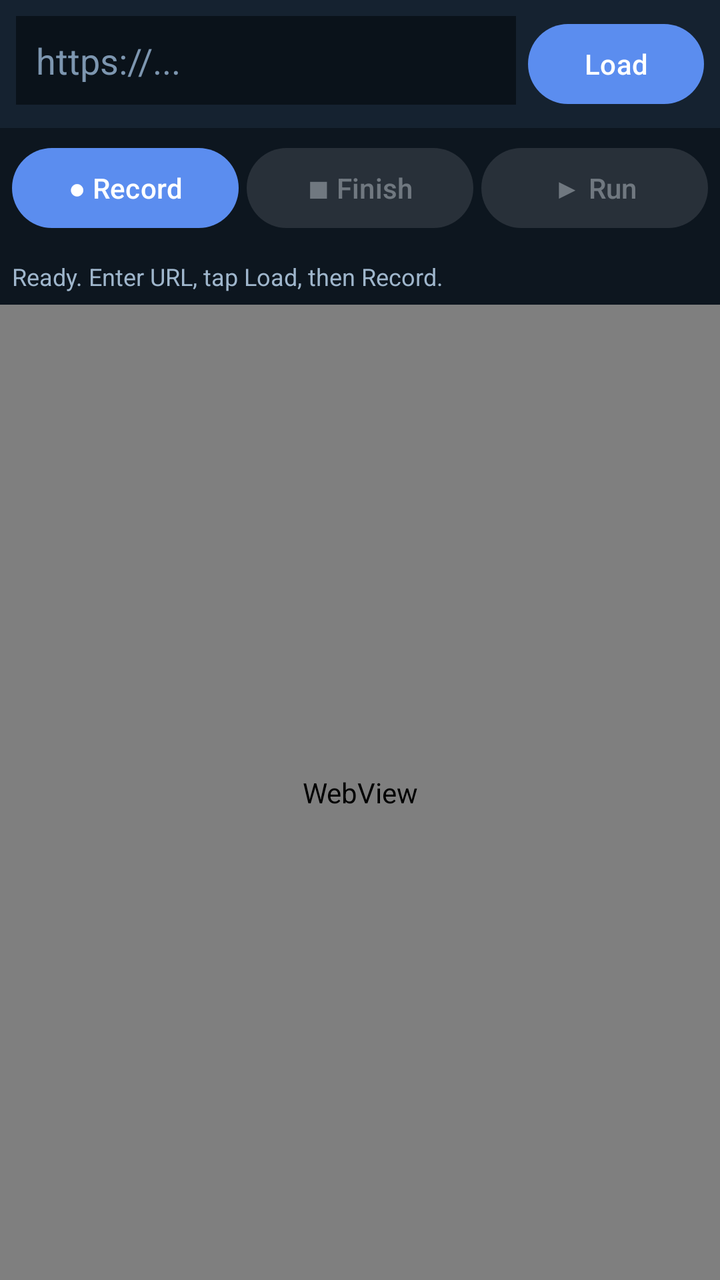
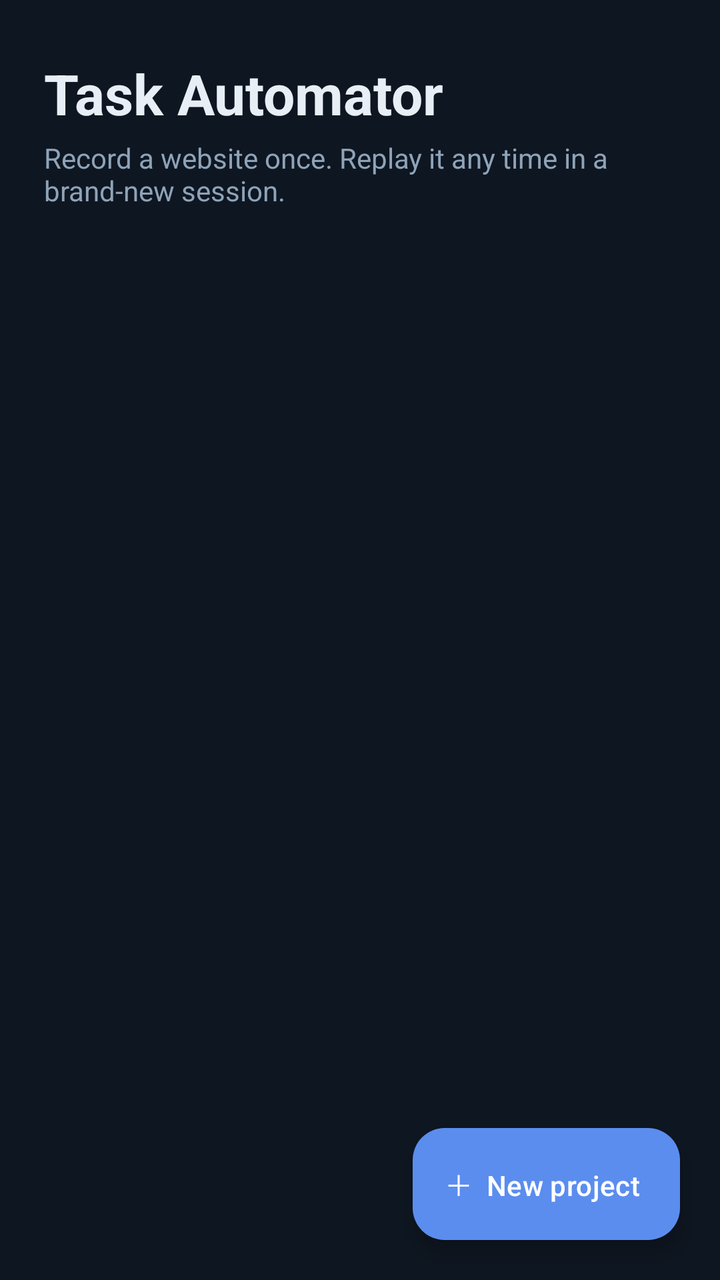

Two renders of the same Android screen: before a commit and after it. Below are the layout's source before the change and the commit's diff.
<!-- AndroidManifest.xml: application theme Theme.TaskAutomator -->
<!-- res/layout/activity_main.xml -->
<?xml version="1.0" encoding="utf-8"?>
<LinearLayout xmlns:android="http://schemas.android.com/apk/res/android"
    android:layout_width="match_parent"
    android:layout_height="match_parent"
    android:orientation="vertical"
    android:background="#0F1720">

    
    <LinearLayout
        android:layout_width="match_parent"
        android:layout_height="wrap_content"
        android:orientation="horizontal"
        android:padding="8dp"
        android:background="#152230">

        <EditText
            android:id="@+id/urlInput"
            android:layout_width="0dp"
            android:layout_height="wrap_content"
            android:layout_weight="1"
            android:hint="https://..."
            android:textColorHint="#7D96B0"
            android:textColor="#E6EEF7"
            android:inputType="textUri"
            android:background="#0A121A"
            android:padding="10dp"
            android:singleLine="true"/>

        <Button
            android:id="@+id/loadBtn"
            android:layout_width="wrap_content"
            android:layout_height="wrap_content"
            android:text="Load"
            android:layout_marginStart="6dp"/>
    </LinearLayout>

    
    <LinearLayout
        android:layout_width="match_parent"
        android:layout_height="wrap_content"
        android:orientation="horizontal"
        android:padding="6dp"
        android:background="#0D161F">

        <Button
            android:id="@+id/recordBtn"
            android:layout_width="0dp"
            android:layout_height="wrap_content"
            android:layout_weight="1"
            android:text="● Record"
            android:layout_marginEnd="4dp"/>

        <Button
            android:id="@+id/finishBtn"
            android:layout_width="0dp"
            android:layout_height="wrap_content"
            android:layout_weight="1"
            android:text="■ Finish"
            android:layout_marginEnd="4dp"
            android:enabled="false"/>

        <Button
            android:id="@+id/runBtn"
            android:layout_width="0dp"
            android:layout_height="wrap_content"
            android:layout_weight="1"
            android:text="▶ Run"
            android:enabled="false"/>
    </LinearLayout>

    
    <TextView
        android:id="@+id/statusText"
        android:layout_width="match_parent"
        android:layout_height="wrap_content"
        android:padding="6dp"
        android:text="Ready. Enter URL, tap Load, then Record."
        android:textSize="12sp"
        android:textColor="#9FB6CC"
        android:background="#0D161F"/>

    
    <WebView
        android:id="@+id/webView"
        android:layout_width="match_parent"
        android:layout_height="0dp"
        android:layout_weight="1"/>

</LinearLayout>
<!-- resources referenced by this layout -->
<resources>
  <style name="Theme.TaskAutomator" parent="Theme.Material3.Dark.NoActionBar">
          <item name="colorPrimary">@color/ta_accent</item>
          <item name="colorOnPrimary">#FFFFFF</item>
          <item name="colorSurface">@color/ta_bg</item>
          <item name="colorOnSurface">@color/ta_text</item>
          <item name="colorError">@color/ta_danger</item>
          <item name="android:windowBackground">@color/ta_bg</item>
          <item name="android:statusBarColor">@color/ta_bg</item>
          <item name="android:navigationBarColor">@color/ta_bg</item>
      </style>
  <color name="ta_accent">#5B8DEF</color>
  <color name="ta_bg">#0E1621</color>
  <color name="ta_text">#E8EEF5</color>
  <color name="ta_danger">#F2625A</color>
</resources>

<!-- the commit's change to res/layout/activity_main.xml (unified diff, before → after) -->
@@ -1,89 +1,72 @@
 <?xml version="1.0" encoding="utf-8"?>
-<LinearLayout xmlns:android="http://schemas.android.com/apk/res/android"
+<FrameLayout xmlns:android="http://schemas.android.com/apk/res/android"
+    xmlns:app="http://schemas.android.com/apk/res-auto"
     android:layout_width="match_parent"
     android:layout_height="match_parent"
-    android:orientation="vertical"
-    android:background="#0F1720">
+    android:background="@color/ta_bg">
 
-    
     <LinearLayout
         android:layout_width="match_parent"
-        android:layout_height="wrap_content"
-        android:orientation="horizontal"
-        android:padding="8dp"
-        android:background="#152230">
+        android:layout_height="match_parent"
+        android:orientation="vertical">
 
-        <EditText
-            android:id="@+id/urlInput"
-            android:layout_width="0dp"
+        <LinearLayout
+            android:layout_width="match_parent"
             android:layout_height="wrap_content"
+            android:orientation="vertical"
+            android:paddingStart="22dp"
+            android:paddingEnd="22dp"
+            android:paddingTop="28dp"
+            android:paddingBottom="12dp">
+
+            <TextView
+                android:layout_width="wrap_content"
+                android:layout_height="wrap_content"
+                android:text="Task Automator"
+                android:textColor="@color/ta_text"
+                android:textSize="28sp"
+                android:textStyle="bold"/>
+
+            <TextView
+                android:layout_width="wrap_content"
+                android:layout_height="wrap_content"
+                android:layout_marginTop="4dp"
+                android:text="Record a website once. Replay it any time in a brand-new session."
+                android:textColor="@color/ta_sub"
+                android:textSize="14sp"/>
+        </LinearLayout>
+
+        <androidx.recyclerview.widget.RecyclerView
+            android:id="@+id/projectList"
+            android:layout_width="match_parent"
+            android:layout_height="0dp"
             android:layout_weight="1"
-            android:hint="https://..."
-            android:textColorHint="#7D96B0"
-            android:textColor="#E6EEF7"
-            android:inputType="textUri"
-            android:background="#0A121A"
-            android:padding="10dp"
-            android:singleLine="true"/>
-
-        <Button
-            android:id="@+id/loadBtn"
-            android:layout_width="wrap_content"
-            android:layout_height="wrap_content"
-            android:text="Load"
-            android:layout_marginStart="6dp"/>
+            android:clipToPadding="false"
+            android:paddingStart="12dp"
+            android:paddingEnd="12dp"
+            android:paddingTop="4dp"
+            android:paddingBottom="96dp"/>
     </LinearLayout>
 
-    
-    <LinearLayout
-        android:layout_width="match_parent"
+    <TextView
+        android:id="@+id/emptyText"
+        android:layout_width="wrap_content"
         android:layout_height="wrap_content"
-        android:orientation="horizontal"
-        android:padding="6dp"
-        android:background="#0D161F">
+        android:layout_gravity="center"
+        android:gravity="center"
+        android:padding="32dp"
+        android:text="No projects yet.\nTap “New project” to record your first one."
+        android:textColor="@color/ta_sub"
+        android:textSize="15sp"
+        android:visibility="gone"/>
 
-        <Button
-            android:id="@+id/recordBtn"
-            android:layout_width="0dp"
-            android:layout_height="wrap_content"
-            android:layout_weight="1"
-            android:text="● Record"
-            android:layout_marginEnd="4dp"/>
-
-        <Button
-            android:id="@+id/finishBtn"
-            android:layout_width="0dp"
-            android:layout_height="wrap_content"
-            android:layout_weight="1"
-            android:text="■ Finish"
-            android:layout_marginEnd="4dp"
-            android:enabled="false"/>
-
-        <Button
-            android:id="@+id/runBtn"
-            android:layout_width="0dp"
-            android:layout_height="wrap_content"
-            android:layout_weight="1"
-            android:text="▶ Run"
-            android:enabled="false"/>
-    </LinearLayout>
-
-    
-    <TextView
-        android:id="@+id/statusText"
-        android:layout_width="match_parent"
+    <com.google.android.material.floatingactionbutton.ExtendedFloatingActionButton
+        android:id="@+id/newBtn"
+        android:layout_width="wrap_content"
         android:layout_height="wrap_content"
-        android:padding="6dp"
-        android:text="Ready. Enter URL, tap Load, then Record."
-        android:textSize="12sp"
-        android:textColor="#9FB6CC"
-        android:background="#0D161F"/>
-
-    
-    <WebView
-        android:id="@+id/webView"
-        android:layout_width="match_parent"
-        android:layout_height="0dp"
-        android:layout_weight="1"/>
-
-</LinearLayout>
+        android:layout_gravity="bottom|end"
+        android:layout_margin="20dp"
+        android:text="＋  New project"
+        app:backgroundTint="@color/ta_accent"
+        android:textColor="#FFFFFF"/>
+</FrameLayout>
<!-- resource entries referenced after the edit -->
@@ -12,6 +12,7 @@
       </style>
   <color name="ta_accent">#5B8DEF</color>
   <color name="ta_bg">#0E1621</color>
+  <color name="ta_sub">#8EA3B8</color>
   <color name="ta_text">#E8EEF5</color>
   <color name="ta_danger">#F2625A</color>
 </resources>
